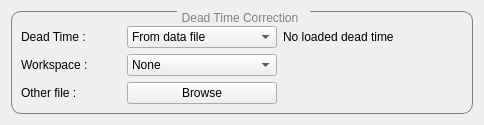
This is scripts/Muon/GUI/Common/corrections_tab_widget/dead_time_corrections_view.ui in mantidproject/mantid as Qt 5 draws it before an edit. The edited form follows.
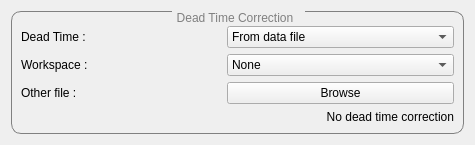
This is the edited form.

Commit message: Refs #31814. Improve dead time ui format.

Diff of the .ui file:
```diff
--- a/scripts/Muon/GUI/Common/corrections_tab_widget/dead_time_corrections_view.ui
+++ b/scripts/Muon/GUI/Common/corrections_tab_widget/dead_time_corrections_view.ui
@@ -7,7 +7,7 @@
     <x>0</x>
     <y>0</y>
     <width>475</width>
-    <height>121</height>
+    <height>140</height>
    </rect>
   </property>
   <property name="windowTitle">
@@ -45,13 +45,13 @@
        <widget class="QLabel" name="dead_time_workspace_label">
         <property name="minimumSize">
          <size>
-          <width>100</width>
+          <width>200</width>
           <height>0</height>
          </size>
         </property>
         <property name="maximumSize">
          <size>
-          <width>100</width>
+          <width>200</width>
           <height>16777215</height>
          </size>
         </property>
@@ -60,71 +60,17 @@
         </property>
        </widget>
       </item>
-      <item row="2" column="1">
-       <widget class="QComboBox" name="dead_time_workspace_selector">
-        <property name="toolTip">
-         <string>Select a table which is loaded into the ADS.</string>
-        </property>
-        <item>
-         <property name="text">
-          <string>None</string>
-         </property>
-        </item>
-       </widget>
-      </item>
-      <item row="2" column="2">
-       <spacer name="dead_time_workspace_spacer">
-        <property name="orientation">
-         <enum>Qt::Horizontal</enum>
-        </property>
-        <property name="sizeType">
-         <enum>QSizePolicy::Fixed</enum>
-        </property>
-        <property name="sizeHint" stdset="0">
-         <size>
-          <width>180</width>
-          <height>20</height>
-         </size>
-        </property>
-       </spacer>
-      </item>
-      <item row="3" column="1">
-       <widget class="QPushButton" name="dead_time_browse_button">
-        <property name="toolTip">
-         <string>&lt;html&gt;&lt;head/&gt;&lt;body&gt;&lt;p&gt;Browse for a .nxs file to load dead times from. If valid, the dead times will be saved as a table, and automatically selected as the dead time for the current data.&lt;/p&gt;&lt;/body&gt;&lt;/html&gt;</string>
-        </property>
-        <property name="text">
-         <string>Browse</string>
-        </property>
-       </widget>
-      </item>
-      <item row="3" column="2">
-       <spacer name="dead_time_browse_spacer">
-        <property name="orientation">
-         <enum>Qt::Horizontal</enum>
-        </property>
-        <property name="sizeType">
-         <enum>QSizePolicy::Fixed</enum>
-        </property>
-        <property name="sizeHint" stdset="0">
-         <size>
-          <width>180</width>
-          <height>20</height>
-         </size>
-        </property>
-       </spacer>
-      </item>
       <item row="3" column="0">
        <widget class="QLabel" name="dead_time_other_file_label">
         <property name="minimumSize">
          <size>
-          <width>100</width>
+          <width>200</width>
           <height>0</height>
          </size>
         </property>
         <property name="maximumSize">
          <size>
-          <width>100</width>
+          <width>200</width>
           <height>16777215</height>
          </size>
         </property>
@@ -133,7 +79,26 @@
         </property>
        </widget>
       </item>
-      <item row="1" column="1">
+      <item row="1" column="0">
+       <widget class="QLabel" name="dead_time_label">
+        <property name="minimumSize">
+         <size>
+          <width>200</width>
+          <height>0</height>
+         </size>
+        </property>
+        <property name="maximumSize">
+         <size>
+          <width>200</width>
+          <height>16777215</height>
+         </size>
+        </property>
+        <property name="text">
+         <string>Dead Time :</string>
+        </property>
+       </widget>
+      </item>
+      <item row="1" column="1" colspan="2">
        <widget class="QComboBox" name="dead_time_from_selector">
         <item>
          <property name="text">
@@ -157,7 +122,29 @@
         </item>
        </widget>
       </item>
-      <item row="1" column="2">
+      <item row="2" column="1" colspan="2">
+       <widget class="QComboBox" name="dead_time_workspace_selector">
+        <property name="toolTip">
+         <string>Select a table which is loaded into the ADS.</string>
+        </property>
+        <item>
+         <property name="text">
+          <string>None</string>
+         </property>
+        </item>
+       </widget>
+      </item>
+      <item row="3" column="1" colspan="2">
+       <widget class="QPushButton" name="dead_time_browse_button">
+        <property name="toolTip">
+         <string>&lt;html&gt;&lt;head/&gt;&lt;body&gt;&lt;p&gt;Browse for a .nxs file to load dead times from. If valid, the dead times will be saved as a table, and automatically selected as the dead time for the current data.&lt;/p&gt;&lt;/body&gt;&lt;/html&gt;</string>
+        </property>
+        <property name="text">
+         <string>Browse</string>
+        </property>
+       </widget>
+      </item>
+      <item row="4" column="1" colspan="2">
        <widget class="QLabel" name="dead_time_info_label">
         <property name="minimumSize">
          <size>
@@ -166,26 +153,10 @@
          </size>
         </property>
         <property name="text">
-         <string>No loaded dead time</string>
+         <string>No dead time correction</string>
         </property>
-       </widget>
-      </item>
-      <item row="1" column="0">
-       <widget class="QLabel" name="dead_time_label">
-        <property name="minimumSize">
-         <size>
-          <width>100</width>
-          <height>0</height>
-         </size>
-        </property>
-        <property name="maximumSize">
-         <size>
-          <width>100</width>
-          <height>16777215</height>
-         </size>
-        </property>
-        <property name="text">
-         <string>Dead Time :</string>
+        <property name="alignment">
+         <set>Qt::AlignRight|Qt::AlignTrailing|Qt::AlignVCenter</set>
         </property>
        </widget>
       </item>
```
The commit also changes 3 other files.
